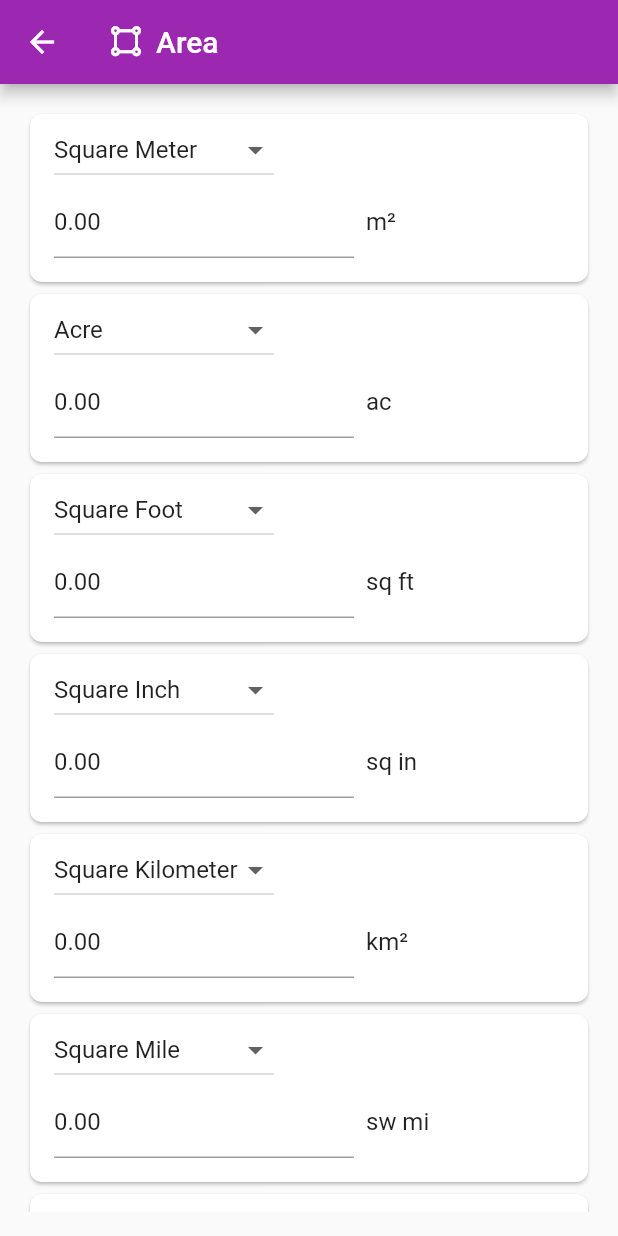
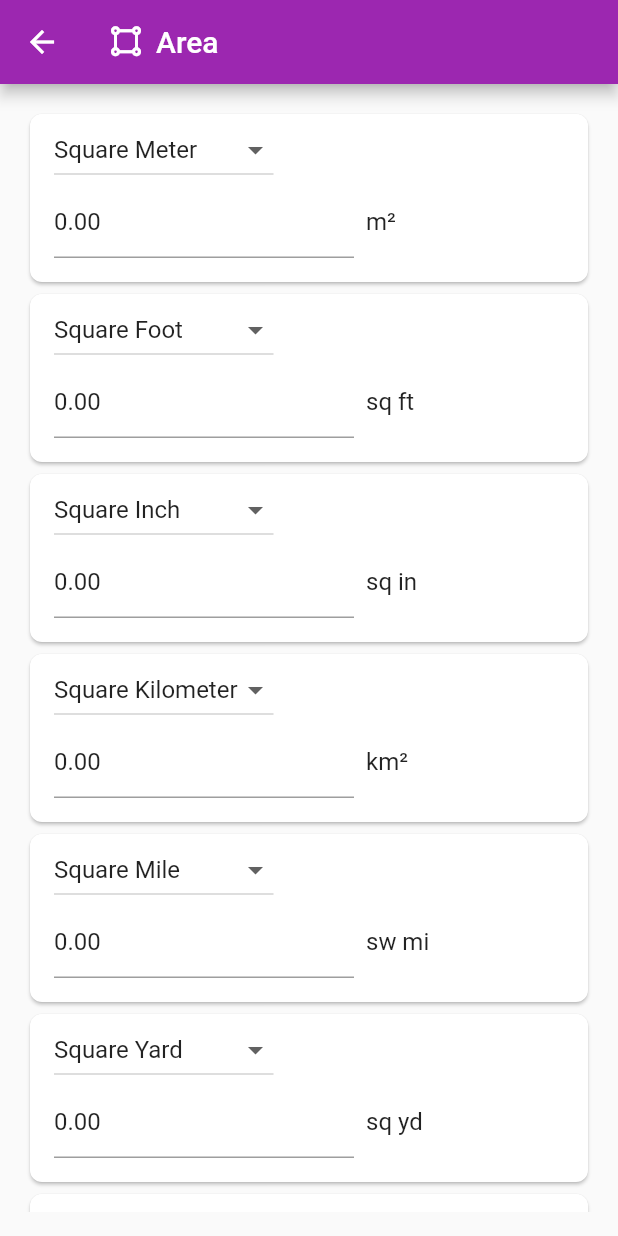
Before and after one commit to woyuwang/unit-converter, a Flutter app: the screen it shows after launch, after a tap on the "star border" icon, after a tap on "Area", on a phone screen of 412 x 824 dp. Run offline on Flutter 3.47's test engine with Material 2 defaults, Android fonts, the phone set to English and light mode, and no system bars; our stand-ins replace reorderables, shared_preferences; network calls fail.

Commit message:
corrected data conversion ratios. reordered units. version 1.0.3

```diff
--- a/lib/main.dart
+++ b/lib/main.dart
@@ -187,10 +187,10 @@ class _MainViewState extends State<MainView> {
       BasicCategory('Length', NovaIcons.tools_measuring_tape,
         [
           Unit('Meter', 'm', 0, 1, 0, isSI: true),
+          Unit('Yard', 'yd', 0, 1/0.9144000000036576000000146304000000585216000002340864000009363456000037453824000149815296000599261184, 0),
           Unit('Inch', 'in', 0, 1/0.0254, 0),
           Unit('Foot', 'ft', 0, 1/0.3048000000012192000000048768000000195072000000780288000003121152000012484608000049938432000199753728, 0),
           Unit('Kilometer', 'km', 0, 1/1000, 0),
-          Unit('Yard', 'yd', 0, 1/0.9144000000036576000000146304000000585216000002340864000009363456000037453824000149815296000599261184, 0),
           Unit('Mile', 'mi', 0, 1/1609.347219, 0),
           Unit('Astronomical Unit', 'AU', 0, 1/149597870700, 0),
           Unit('Parsec', 'pc', 0, 1/30856775814913700, 0),
@@ -200,12 +200,12 @@ class _MainViewState extends State<MainView> {
       BasicCategory('Area', NovaIcons.vector_square_1,
         [
           Unit('Square Meter', 'm²', 0, 1, 0, isSI: true),
-          Unit('Acre', 'ac', 0, 1/4046.8564224, 0),
           Unit('Square Foot', 'sq ft', 0, 1/0.092903411613275, 0),
           Unit('Square Inch', 'sq in', 0, 1/0.00064516, 0),
           Unit('Square Kilometer', 'km²', 0, 1/1000000, 0),
           Unit('Square Mile', 'sw mi', 0, 1/2589988.110336, 0),
           Unit('Square Yard', 'sq yd', 0, 1/0.83612736, 0),
+          Unit('Acre', 'ac', 0, 1/4046.8564224, 0),
         ],
         color: Colors.red,
       ),
@@ -215,19 +215,19 @@ class _MainViewState extends State<MainView> {
           Unit('Cubic Inch', 'in³', 0, 1/0.000016387, 0),
           Unit('Teaspoon', 'tsp', 0, 1/0.000005, 0),
           Unit('Liter', 'L', 0, 1/0.001, 0),
-          Unit('Lambda', 'λ', 0, 1/0.000000001, 0),
           Unit('Cup (metric)', 'c', 0, 1/0.0002500, 0),
           Unit('Pint (US fluid)', 'pt', 0, 1/0.000473176473, 0),
           Unit('Quart (US fluid)', 'qt', 0, 1/0.000946352946, 0),
           Unit('Gallon (US fluid)', 'gal', 0, 1/0.003785411784, 0),
+          Unit('Lambda', 'λ', 0, 1/0.000000001, 0),
         ],
         color: Colors.purple,
       ),
       BasicCategory('Temperature', NovaIcons.fire_lighter,
         [
-          Unit('Kelvin', 'K', 0, 1, 0, isSI: true),
           Unit('Celsius', '°C', 0, 1, -273.15),
           Unit('Fahrenheit', '°F', -273.15, 9 / 5, 32),
+          Unit('Kelvin', 'K', 0, 1, 0, isSI: true),
           Unit('Rankine', '°R;', 0, 9 / 5, 0),
           Unit('Delisle', '°De', -373.15, -3 / 2, 0),
         ],
@@ -235,9 +235,9 @@ class _MainViewState extends State<MainView> {
       ),
       BasicCategory('Speed', NovaIcons.video_control_fast_forward,
         [
+          Unit('Mile per Hour', 'mph', 0, 1/0.44704, 0),
           Unit('Meter per Second', 'm/s', 0, 1, 0, isSI: true),
           Unit('Knot', 'kn', 0, 1/0.514444444444, 0),
-          Unit('Mile per Hour', 'mph', 0, 1/0.44704, 0),
           Unit('Speed of Light in Vacuum', 'c', 0, 1/299792458, 0),
         ],
         color: Colors.lime,
@@ -256,8 +256,8 @@ class _MainViewState extends State<MainView> {
       ),
       BasicCategory('Plane Angle', NovaIcons.vector_triangle,
         [
+          Unit('Degree', '°', 0, 1/0.017453293, 0),
           Unit('Radian', 'rad', 0, 1, 0, isSI: true),
-          Unit('Degree', '°', 0, 1/0.017453293, 0),
           Unit('Gradian', 'grad', 0, 1/0.015707963, 0),
           Unit('Quadrant', '', 0, 1/1.570796, 0),
           Unit('Octant', '', 0, 1/0.785398, 0),
@@ -488,11 +488,11 @@ class _MainViewState extends State<MainView> {
         [
           Unit('Bit', 'b', 0, 1, 0, isSI: true),
           Unit('Byte', 'B', 0, 1/8, 0),
-          Unit('Kilobyte', 'kB', 0, 1/8000, 0),
-          Unit('Megabyte', 'MB', 0, 1/8000000, 0),
-          Unit('Gigabyte', 'GB', 0, 1/8000000000, 0),
-          Unit('Terabyte', 'TB', 0, 1/8000000000000, 0),
-          Unit('Petabyte', 'PB', 0, 1/8000000000000000, 0),
+          Unit('Kilobyte', 'kB', 0, 1/8192, 0),
+          Unit('Megabyte', 'MB', 0, 1/8388608, 0),
+          Unit('Gigabyte', 'GB', 0, 1/8589934592, 0),
+          Unit('Terabyte', 'TB', 0, 1/(8589934592 * 1024), 0),
+          Unit('Petabyte', 'PB', 0, 1/(8589934592 * 1024 * 1024), 0),
           Unit('Crumb', '', 0, 1/2, 0),
           Unit('Nibble', '', 0, 1/4, 0),
           Unit('Trit', '', 0, 1/1.585, 0),
--- a/pubspec.yaml
+++ b/pubspec.yaml
@@ -11,7 +11,7 @@ description: A handy app for all your conversion needs.
 # In iOS, build-name is used as CFBundleShortVersionString while build-number used as CFBundleVersion.
 # Read more about iOS versioning at
 # https://developer.apple.com/library/archive/documentation/General/Reference/InfoPlistKeyReference/Articles/CoreFoundationKeys.html
-version: 1.0.2+3
+version: 1.0.3+4
 
 environment:
   sdk: ">=2.1.0 <3.0.0"
```
Also changed, not shown: lib/about.dart (+1 -10 lines), 1 other file.
